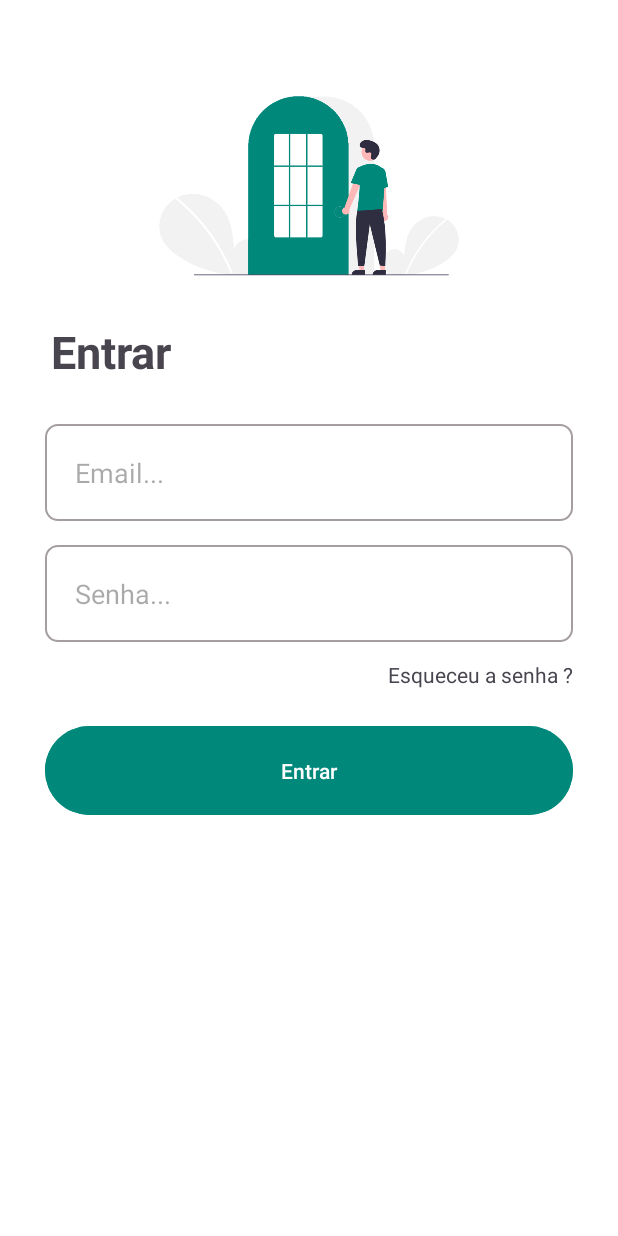
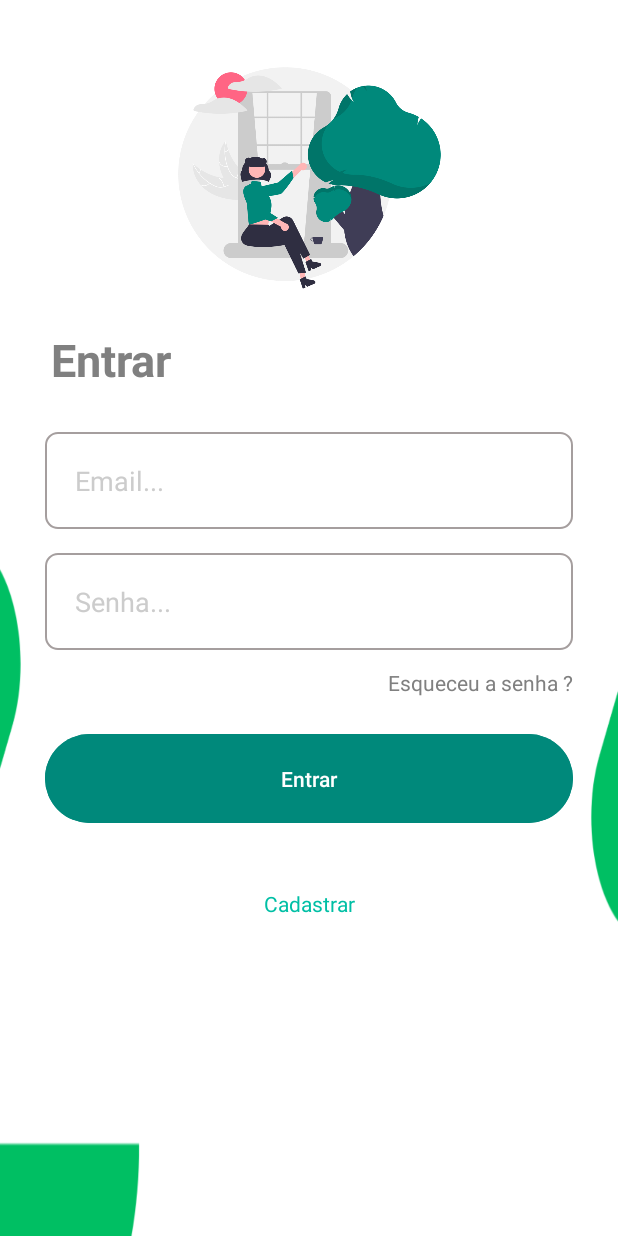
Before and after one commit to SavioSoares7/EcoTrac, an Android app: the screen it shows after launch (LoginActivity), on a phone screen of 412 x 824 dp. Run offline under Robolectric (Android 15) with nearby library versions, the phone set to English and light mode, and no system bars.

Commit message:
Finished screeen login

```diff
--- a/app/src/main/res/layout/activity_login.xml
+++ b/app/src/main/res/layout/activity_login.xml
@@ -6,13 +6,12 @@
     android:layout_height="match_parent"
     tools:context=".LoginActivity"
     android:padding="30dp"
-    android:background="#fff">
+    android:background="@drawable/shappe">
 
     <ImageView
         android:id="@+id/imageView2"
-        android:layout_width="285dp"
-        android:layout_height="156dp"
-        android:layout_marginTop="16dp"
+        android:layout_width="319dp"
+        android:layout_height="177dp"
         android:src="@drawable/login"
         app:layout_constraintEnd_toEndOf="parent"
         app:layout_constraintStart_toStartOf="parent"
@@ -27,6 +26,7 @@
         android:text="Entrar"
         android:textSize="30sp"
         android:textStyle="bold"
+        android:textColor="@color/grayDark"
         app:layout_constraintStart_toStartOf="parent"
         app:layout_constraintTop_toBottomOf="@+id/imageView2" />
 
@@ -37,6 +37,8 @@
         android:layout_marginTop="28dp"
         android:background="@drawable/edit_linear_input"
         android:hint="Email..."
+        android:textColor="#000"
+        android:textColorHint="#ccc"
         android:padding="20sp"
         app:layout_constraintTop_toBottomOf="@+id/textView"
         tools:layout_editor_absoluteX="0dp" />
@@ -45,6 +47,8 @@
         android:id="@+id/editText2"
         android:layout_width="match_parent"
         android:layout_height="wrap_content"
+        android:textColor="#000"
+        android:textColorHint="#ccc"
         android:layout_marginTop="16dp"
         android:background="@drawable/edit_linear_input"
         android:hint="Senha..."
@@ -57,19 +61,32 @@
         android:layout_height="wrap_content"
         android:layout_marginTop="12dp"
         android:text="Esqueceu a senha ?"
+        android:textColor="@color/grayDark"
         app:layout_constraintEnd_toEndOf="parent"
         app:layout_constraintTop_toBottomOf="@+id/editText2" />
 
     <Button
+        android:id="@+id/button"
         android:layout_width="match_parent"
         android:layout_height="wrap_content"
         android:layout_marginTop="52dp"
         android:backgroundTint="@color/green"
         android:padding="20dp"
+        android:textColor="@color/white"
         android:text="Entrar"
         app:layout_constraintEnd_toEndOf="parent"
         app:layout_constraintStart_toStartOf="parent"
         app:layout_constraintTop_toBottomOf="@+id/editText2" />
 
+    <TextView
+        android:id="@+id/textView2"
+        android:layout_width="wrap_content"
+        android:layout_height="wrap_content"
+        android:layout_marginTop="40dp"
+        android:text="Cadastrar"
+        android:textColor="@color/mintGreen"
+        app:layout_constraintEnd_toEndOf="parent"
+        app:layout_constraintStart_toStartOf="parent"
+        app:layout_constraintTop_toBottomOf="@+id/button" />
 
 </androidx.constraintlayout.widget.ConstraintLayout>
--- a/app/src/main/res/values/colors.xml
+++ b/app/src/main/res/values/colors.xml
@@ -8,6 +8,7 @@
     <color name="white200">#f1f1f1</color>
     <color name="gray">#D3D3D3</color>
     <color name="gray200">#c2c2c2</color>
+    <color name="grayDark">#808080</color>
     <color name="dark">#2e2e2e</color>
 
 </resources>
```
Also changed, not shown: app/src/main/res/drawable/login.png, app/src/main/res/drawable/shappe.png (added), app/src/main/res/shappe/Design sem nome (10).png (added).
